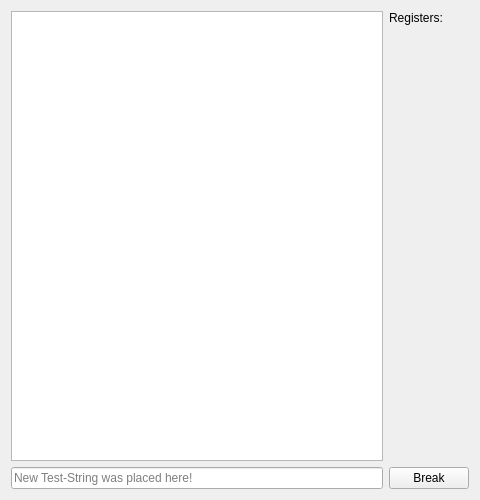
Old version of the form src/platform/qt/DebuggerGUI.ui in the repository SeeingForward/mgba-dbgproj.
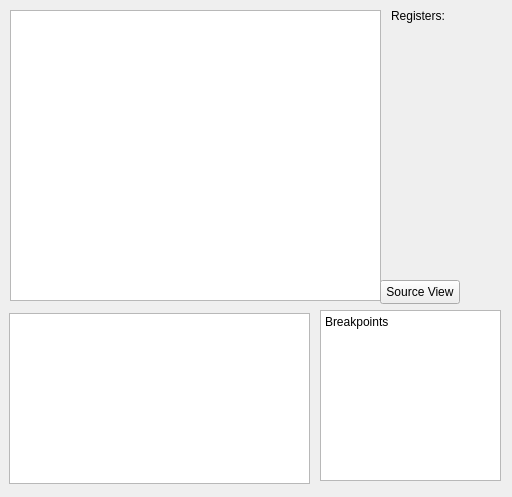
New version of the form. Custom widgets are drawn as their Qt base class.

Commit message: DebuggerGUI: Display registers in window

The edit to the form file:
```diff
--- a/src/platform/qt/DebuggerGUI.ui
+++ b/src/platform/qt/DebuggerGUI.ui
@@ -6,51 +6,91 @@
    <rect>
     <x>0</x>
     <y>0</y>
-    <width>480</width>
-    <height>500</height>
+    <width>512</width>
+    <height>497</height>
    </rect>
   </property>
   <property name="windowTitle">
    <string>Debugger GUI</string>
   </property>
-  <layout class="QGridLayout" name="gridLayout">
-   <item row="1" column="0">
-    <widget class="QLineEdit" name="prompt">
-     <property name="placeholderText">
-      <string>New Test-String was placed here!</string>
-     </property>
-    </widget>
-   </item>
-   <item row="1" column="1">
-    <widget class="QPushButton" name="breakpoint">
-     <property name="text">
-      <string>Break</string>
-     </property>
-    </widget>
-   </item>
-   <item row="0" column="0">
-    <widget class="QGBA::LogWidget" name="log">
-     <property name="readOnly">
-      <bool>true</bool>
-     </property>
-    </widget>
-   </item>
-	<item row="0" column="1" alignment="Qt::AlignTop">
-		<widget class="QLabel" name="registers">
-			<property name="text">
-				<string>Registers:</string>
-			</property>
-		</widget>
-	</item>
-  </layout>
+  <widget class="QPlainTextEdit" name="log">
+   <property name="geometry">
+    <rect>
+     <x>10</x>
+     <y>10</y>
+     <width>371</width>
+     <height>291</height>
+    </rect>
+   </property>
+   <property name="readOnly">
+    <bool>true</bool>
+   </property>
+  </widget>
+  <widget class="QLabel" name="registers">
+   <property name="geometry">
+    <rect>
+     <x>391</x>
+     <y>9</y>
+     <width>101</width>
+     <height>281</height>
+    </rect>
+   </property>
+   <property name="text">
+    <string>Registers:</string>
+   </property>
+   <property name="alignment">
+    <set>Qt::AlignLeading|Qt::AlignLeft|Qt::AlignTop</set>
+   </property>
+  </widget>
+  <widget class="QTableView" name="watchWindow">
+   <property name="geometry">
+    <rect>
+     <x>9</x>
+     <y>313</y>
+     <width>301</width>
+     <height>171</height>
+    </rect>
+   </property>
+   <property name="baseSize">
+    <size>
+     <width>2</width>
+     <height>1</height>
+    </size>
+   </property>
+   <property name="sortingEnabled">
+    <bool>true</bool>
+   </property>
+   <attribute name="verticalHeaderShowSortIndicator" stdset="0">
+    <bool>false</bool>
+   </attribute>
+  </widget>
+  <widget class="QPushButton" name="pushButton">
+   <property name="geometry">
+    <rect>
+     <x>380</x>
+     <y>280</y>
+     <width>80</width>
+     <height>24</height>
+    </rect>
+   </property>
+   <property name="text">
+    <string>Source View</string>
+   </property>
+  </widget>
+  <widget class="QPlainTextEdit" name="plainTextEdit">
+   <property name="geometry">
+    <rect>
+     <x>320</x>
+     <y>310</y>
+     <width>181</width>
+     <height>171</height>
+    </rect>
+   </property>
+   <property name="plainText">
+    <string>Breakpoints</string>
+   </property>
+  </widget>
  </widget>
- <customwidgets>
-  <customwidget>
-   <class>QGBA::LogWidget</class>
-   <extends>QPlainTextEdit</extends>
-   <header>LogWidget.h</header>
-  </customwidget>
- </customwidgets>
  <resources/>
  <connections/>
 </ui>
```
The commit also changes 4 other files.
